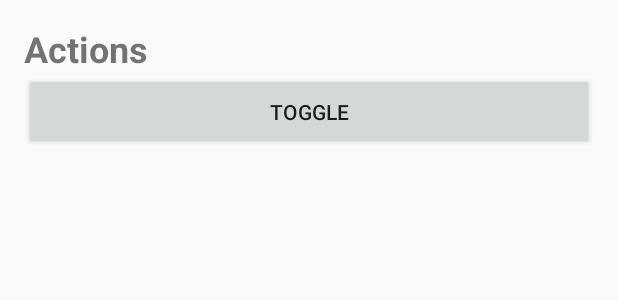
After one commit to anskarthik/GeeneApp, an Android app: the layout simple_device_action_dialog.xml on its own in the app's theme, with its tools: preview values and no code run, on a phone screen of 412 x 824 dp. The commit adds this screen. Shown: the top 300 px of the screen. Run offline under Robolectric (Android 15) with nearby library versions, the phone set to English and light mode, and no system bars.

Commit message:
simple device action - toggle

```diff
--- /dev/null
+++ b/app/src/main/res/layout/simple_device_action_dialog.xml
@@ -0,0 +1,22 @@
+<?xml version="1.0" encoding="utf-8"?>
+<LinearLayout xmlns:android="http://schemas.android.com/apk/res/android"
+    android:layout_width="match_parent"
+    android:layout_height="match_parent"
+    android:orientation="vertical"
+    android:padding="16dp">
+
+    <TextView
+        android:layout_width="wrap_content"
+        android:layout_height="wrap_content"
+        android:text="@string/actions"
+        android:textSize="24sp"
+        android:textStyle="bold" />
+
+    <Button
+        android:id="@+id/btn_toggle"
+        android:layout_width="match_parent"
+        android:layout_height="wrap_content"
+        android:padding="16dp"
+        android:text="@string/toggle" />
+
+</LinearLayout>
--- a/app/src/main/res/values/strings.xml
+++ b/app/src/main/res/values/strings.xml
@@ -32,4 +32,6 @@
     <string name="add_to_room">add to room</string>
     <string name="configure_device">configure a
         device</string>
+    <string name="actions">Actions</string>
+    <string name="toggle">Toggle</string>
 </resources>
```
Also changed, not shown: app/src/main/java/com/genie/home/genieapp/DevicesAdapter.java (+9 -10 lines), app/src/main/java/com/genie/home/genieapp/DevicesFragment.java (+9 -2 lines), app/src/main/java/com/genie/home/genieapp/RoomsAdapter.java (+9 -10 lines), app/src/main/java/com/genie/home/genieapp/RoomsFragment.java (+9 -2 lines), app/src/main/java/com/genie/home/genieapp/SimpleDeviceActionDialog.java (added, +46 -0 lines).
